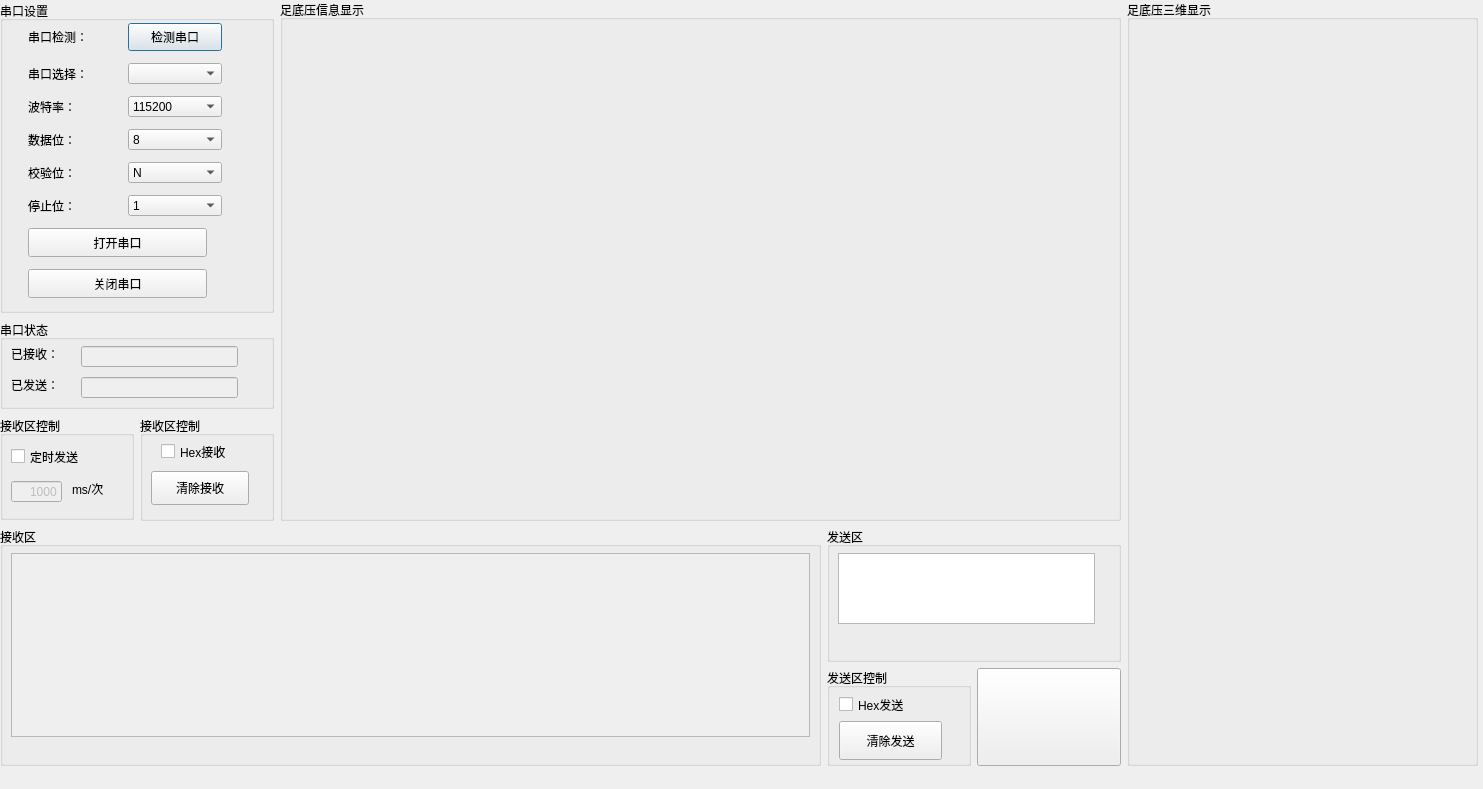
The window that Plantar-pressure/ui_MainWindow.ui (yuexia9527/PyQt5) describes before a commit, drawn with Qt 5.
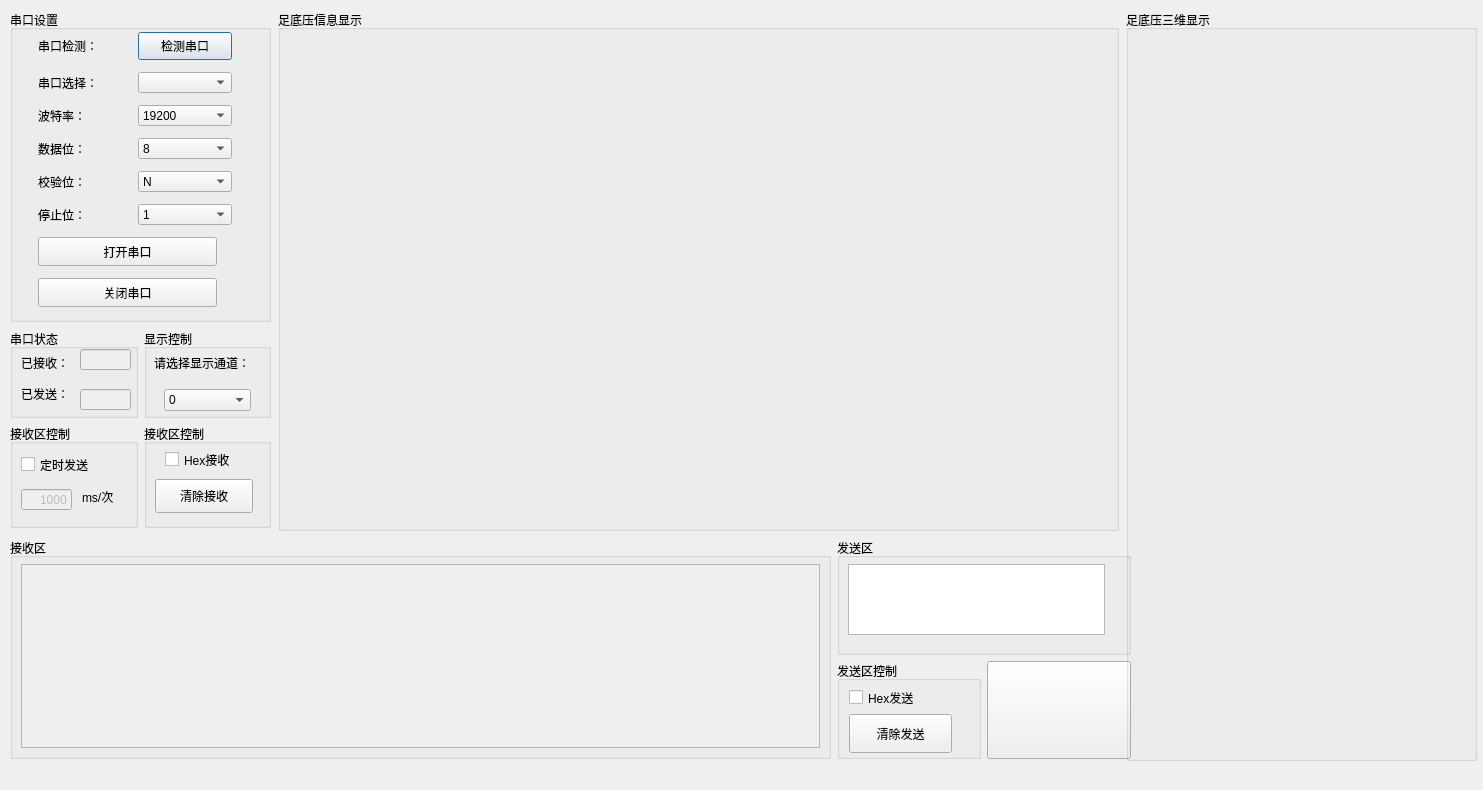
The same window after the commit. Icons and pictures are not drawn.

```diff
--- a/Plantar-pressure/ui_MainWindow.ui
+++ b/Plantar-pressure/ui_MainWindow.ui
@@ -7,27 +7,548 @@
     <x>0</x>
     <y>0</y>
     <width>1483</width>
-    <height>789</height>
+    <height>790</height>
    </rect>
   </property>
   <property name="windowTitle">
    <string>Form</string>
   </property>
+  <widget class="QWidget" name="layoutWidget">
+   <property name="geometry">
+    <rect>
+     <x>10</x>
+     <y>538</y>
+     <width>1121</width>
+     <height>221</height>
+    </rect>
+   </property>
+   <layout class="QGridLayout" name="gridLayout_2">
+    <item row="0" column="0" rowspan="2">
+     <widget class="QGroupBox" name="verticalGroupBox">
+      <property name="minimumSize">
+       <size>
+        <width>821</width>
+        <height>0</height>
+       </size>
+      </property>
+      <property name="title">
+       <string>接收区</string>
+      </property>
+      <widget class="QTextBrowser" name="s2__receive_text">
+       <property name="enabled">
+        <bool>false</bool>
+       </property>
+       <property name="geometry">
+        <rect>
+         <x>11</x>
+         <y>26</y>
+         <width>799</width>
+         <height>184</height>
+        </rect>
+       </property>
+      </widget>
+     </widget>
+    </item>
+    <item row="0" column="1" colspan="2">
+     <widget class="QGroupBox" name="verticalGroupBox_2">
+      <property name="minimumSize">
+       <size>
+        <width>279</width>
+        <height>0</height>
+       </size>
+      </property>
+      <property name="title">
+       <string>发送区</string>
+      </property>
+      <widget class="QTextEdit" name="s3__send_text">
+       <property name="geometry">
+        <rect>
+         <x>11</x>
+         <y>26</y>
+         <width>257</width>
+         <height>71</height>
+        </rect>
+       </property>
+       <property name="html">
+        <string>&lt;!DOCTYPE HTML PUBLIC &quot;-//W3C//DTD HTML 4.0//EN&quot; &quot;http://www.w3.org/TR/REC-html40/strict.dtd&quot;&gt;
+&lt;html&gt;&lt;head&gt;&lt;meta name=&quot;qrichtext&quot; content=&quot;1&quot; /&gt;&lt;style type=&quot;text/css&quot;&gt;
+p, li { white-space: pre-wrap; }
+&lt;/style&gt;&lt;/head&gt;&lt;body style=&quot; font-family:'SimSun'; font-size:9pt; font-weight:400; font-style:normal;&quot;&gt;
+&lt;p style=&quot;-qt-paragraph-type:empty; margin-top:0px; margin-bottom:0px; margin-left:0px; margin-right:0px; -qt-block-indent:0; text-indent:0px;&quot;&gt;&lt;br /&gt;&lt;/p&gt;&lt;/body&gt;&lt;/html&gt;</string>
+       </property>
+      </widget>
+     </widget>
+    </item>
+    <item row="1" column="1">
+     <widget class="QGroupBox" name="formGroupBox_4">
+      <property name="title">
+       <string>发送区控制</string>
+      </property>
+      <widget class="QPushButton" name="s3__clear_button">
+       <property name="geometry">
+        <rect>
+         <x>12</x>
+         <y>53</y>
+         <width>103</width>
+         <height>39</height>
+        </rect>
+       </property>
+       <property name="maximumSize">
+        <size>
+         <width>16777215</width>
+         <height>16777213</height>
+        </size>
+       </property>
+       <property name="text">
+        <string>清除发送</string>
+       </property>
+       <property name="icon">
+        <iconset>
+         <normaloff>QtApp/images/clear.png</normaloff>QtApp/images/clear.png</iconset>
+       </property>
+       <property name="iconSize">
+        <size>
+         <width>30</width>
+         <height>30</height>
+        </size>
+       </property>
+      </widget>
+      <widget class="QCheckBox" name="hex_send">
+       <property name="geometry">
+        <rect>
+         <x>12</x>
+         <y>27</y>
+         <width>81</width>
+         <height>19</height>
+        </rect>
+       </property>
+       <property name="text">
+        <string>Hex发送</string>
+       </property>
+      </widget>
+     </widget>
+    </item>
+    <item row="1" column="2">
+     <widget class="QPushButton" name="s3__send_button">
+      <property name="sizePolicy">
+       <sizepolicy hsizetype="Minimum" vsizetype="Fixed">
+        <horstretch>0</horstretch>
+        <verstretch>104</verstretch>
+       </sizepolicy>
+      </property>
+      <property name="minimumSize">
+       <size>
+        <width>131</width>
+        <height>98</height>
+       </size>
+      </property>
+      <property name="text">
+       <string/>
+      </property>
+      <property name="icon">
+       <iconset>
+        <normaloff>QtApp/images/send.png</normaloff>QtApp/images/send.png</iconset>
+      </property>
+      <property name="iconSize">
+       <size>
+        <width>55</width>
+        <height>55</height>
+       </size>
+      </property>
+     </widget>
+    </item>
+   </layout>
+  </widget>
   <widget class="QWidget" name="layoutWidget">
    <property name="geometry">
     <rect>
      <x>0</x>
      <y>0</y>
-     <width>1478</width>
-     <height>786</height>
+     <width>2</width>
+     <height>2</height>
     </rect>
    </property>
-   <layout class="QGridLayout" name="gridLayout_3">
-    <item row="0" column="0">
      <layout class="QGridLayout" name="gridLayout_4"/>
+  </widget>
+  <widget class="QWidget" name="layoutWidget">
+   <property name="geometry">
+    <rect>
+     <x>10</x>
+     <y>329</y>
+     <width>261</width>
+     <height>201</height>
+    </rect>
+   </property>
+   <layout class="QGridLayout" name="gridLayout_3">
+    <item row="0" column="0">
+     <widget class="QGroupBox" name="formGroupBox">
+      <property name="maximumSize">
+       <size>
+        <width>888</width>
+        <height>89</height>
+       </size>
+      </property>
+      <property name="title">
+       <string>串口状态</string>
+      </property>
+      <widget class="QLabel" name="label">
+       <property name="geometry">
+        <rect>
+         <x>11</x>
+         <y>26</y>
+         <width>60</width>
+         <height>16</height>
+        </rect>
+       </property>
+       <property name="text">
+        <string>已接收：</string>
+       </property>
+      </widget>
+      <widget class="QLabel" name="label_2">
+       <property name="geometry">
+        <rect>
+         <x>11</x>
+         <y>57</y>
+         <width>60</width>
+         <height>16</height>
+        </rect>
+       </property>
+       <property name="text">
+        <string>已发送：</string>
+       </property>
+      </widget>
+      <widget class="QLineEdit" name="lineEdit">
+       <property name="enabled">
+        <bool>false</bool>
+       </property>
+       <property name="geometry">
+        <rect>
+         <x>70</x>
+         <y>20</y>
+         <width>51</width>
+         <height>21</height>
+        </rect>
+       </property>
+      </widget>
+      <widget class="QLineEdit" name="lineEdit_2">
+       <property name="enabled">
+        <bool>false</bool>
+       </property>
+       <property name="geometry">
+        <rect>
+         <x>70</x>
+         <y>60</y>
+         <width>51</width>
+         <height>21</height>
+        </rect>
+       </property>
+      </widget>
+     </widget>
     </item>
-    <item row="1" column="1" colspan="2">
+    <item row="0" column="1">
+     <widget class="QGroupBox" name="groupBox_3">
+      <property name="title">
+       <string>显示控制</string>
+      </property>
+      <widget class="QComboBox" name="comboBox">
+       <property name="geometry">
+        <rect>
+         <x>20</x>
+         <y>60</y>
+         <width>87</width>
+         <height>22</height>
+        </rect>
+       </property>
+       <item>
+        <property name="text">
+         <string>0</string>
+        </property>
+       </item>
+       <item>
+        <property name="text">
+         <string>1</string>
+        </property>
+       </item>
+       <item>
+        <property name="text">
+         <string>2</string>
+        </property>
+       </item>
+       <item>
+        <property name="text">
+         <string>3</string>
+        </property>
+       </item>
+       <item>
+        <property name="text">
+         <string>4</string>
+        </property>
+       </item>
+       <item>
+        <property name="text">
+         <string>5</string>
+        </property>
+       </item>
+       <item>
+        <property name="text">
+         <string>6</string>
+        </property>
+       </item>
+       <item>
+        <property name="text">
+         <string>7</string>
+        </property>
+       </item>
+       <item>
+        <property name="text">
+         <string>8</string>
+        </property>
+       </item>
+       <item>
+        <property name="text">
+         <string>9</string>
+        </property>
+       </item>
+       <item>
+        <property name="text">
+         <string>10</string>
+        </property>
+       </item>
+       <item>
+        <property name="text">
+         <string>11</string>
+        </property>
+       </item>
+       <item>
+        <property name="text">
+         <string>12</string>
+        </property>
+       </item>
+       <item>
+        <property name="text">
+         <string>13</string>
+        </property>
+       </item>
+      </widget>
+      <widget class="QLabel" name="label_5">
+       <property name="geometry">
+        <rect>
+         <x>10</x>
+         <y>26</y>
+         <width>111</width>
+         <height>16</height>
+        </rect>
+       </property>
+       <property name="text">
+        <string>请选择显示通道：</string>
+       </property>
+      </widget>
+     </widget>
+    </item>
+    <item row="1" column="0">
+     <widget class="QGroupBox" name="formGroupBox_3">
+      <property name="minimumSize">
+       <size>
+        <width>0</width>
+        <height>0</height>
+       </size>
+      </property>
+      <property name="maximumSize">
+       <size>
+        <width>16777215</width>
+        <height>104</height>
+       </size>
+      </property>
+      <property name="title">
+       <string>接收区控制</string>
+      </property>
+      <widget class="QCheckBox" name="timer_send_cb">
+       <property name="geometry">
+        <rect>
+         <x>11</x>
+         <y>31</y>
+         <width>87</width>
+         <height>19</height>
+        </rect>
+       </property>
+       <property name="text">
+        <string>定时发送</string>
+       </property>
+      </widget>
+      <widget class="QLineEdit" name="lineEdit_3">
+       <property name="enabled">
+        <bool>false</bool>
+       </property>
+       <property name="geometry">
+        <rect>
+         <x>11</x>
+         <y>65</y>
+         <width>51</width>
+         <height>21</height>
+        </rect>
+       </property>
+       <property name="text">
+        <string>1000</string>
+       </property>
+       <property name="alignment">
+        <set>Qt::AlignRight|Qt::AlignTrailing|Qt::AlignVCenter</set>
+       </property>
+      </widget>
+      <widget class="QLabel" name="dw">
+       <property name="geometry">
+        <rect>
+         <x>72</x>
+         <y>65</y>
+         <width>39</width>
+         <height>16</height>
+        </rect>
+       </property>
+       <property name="text">
+        <string>ms/次</string>
+       </property>
+      </widget>
+     </widget>
+    </item>
+    <item row="1" column="1">
+     <widget class="QGroupBox" name="formGroupBox_2">
+      <property name="title">
+       <string>接收区控制</string>
+      </property>
+      <widget class="QCheckBox" name="hex_receive">
+       <property name="geometry">
+        <rect>
+         <x>21</x>
+         <y>26</y>
+         <width>81</width>
+         <height>19</height>
+        </rect>
+       </property>
+       <property name="text">
+        <string>Hex接收</string>
+       </property>
+      </widget>
+      <widget class="QPushButton" name="s2__clear_button">
+       <property name="geometry">
+        <rect>
+         <x>11</x>
+         <y>55</y>
+         <width>98</width>
+         <height>34</height>
+        </rect>
+       </property>
+       <property name="text">
+        <string>清除接收</string>
+       </property>
+       <property name="icon">
+        <iconset>
+         <normaloff>QtApp/images/clean_receive.png</normaloff>QtApp/images/clean_receive.png</iconset>
+       </property>
+       <property name="iconSize">
+        <size>
+         <width>25</width>
+         <height>25</height>
+        </size>
+       </property>
+      </widget>
+     </widget>
+    </item>
+   </layout>
+  </widget>
+  <widget class="QGroupBox" name="groupBox_2">
+   <property name="geometry">
+    <rect>
+     <x>1126</x>
+     <y>10</y>
+     <width>351</width>
+     <height>751</height>
+    </rect>
+   </property>
+   <property name="minimumSize">
+    <size>
+     <width>351</width>
+     <height>751</height>
+    </size>
+   </property>
+   <property name="title">
+    <string>足底压三维显示</string>
+   </property>
+   <widget class="QWidget" name="centralWidget2" native="true">
+    <property name="geometry">
+     <rect>
+      <x>10</x>
+      <y>20</y>
+      <width>331</width>
+      <height>721</height>
+     </rect>
+    </property>
+   </widget>
+  </widget>
+  <widget class="QGroupBox" name="groupBox">
+   <property name="geometry">
+    <rect>
+     <x>278</x>
+     <y>10</y>
+     <width>841</width>
+     <height>521</height>
+    </rect>
+   </property>
+   <property name="minimumSize">
+    <size>
+     <width>841</width>
+     <height>521</height>
+    </size>
+   </property>
+   <property name="title">
+    <string>足底压信息显示</string>
+   </property>
+   <widget class="QWidget" name="centralWidget1" native="true">
+    <property name="geometry">
+     <rect>
+      <x>12</x>
+      <y>27</y>
+      <width>817</width>
+      <height>482</height>
+     </rect>
+    </property>
+    <property name="minimumSize">
+     <size>
+      <width>420</width>
+      <height>250</height>
+     </size>
+    </property>
+   </widget>
+  </widget>
+  <widget class="QLabel" name="state_label">
+   <property name="geometry">
+    <rect>
+     <x>10</x>
+     <y>768</y>
+     <width>1471</width>
+     <height>17</height>
+    </rect>
+   </property>
+   <property name="text">
+    <string/>
+   </property>
+   <property name="textFormat">
+    <enum>Qt::AutoText</enum>
+   </property>
+   <property name="scaledContents">
+    <bool>true</bool>
+   </property>
+   <property name="alignment">
+    <set>Qt::AlignRight|Qt::AlignTrailing|Qt::AlignVCenter</set>
+   </property>
+  </widget>
      <widget class="QGroupBox" name="formGroupBox">
+   <property name="geometry">
+    <rect>
+     <x>10</x>
+     <y>10</y>
+     <width>261</width>
+     <height>312</height>
+    </rect>
+   </property>
       <property name="minimumSize">
        <size>
         <width>203</width>
@@ -167,7 +688,7 @@
           </property>
           <item>
            <property name="text">
-            <string>115200</string>
+         <string>19200</string>
            </property>
           </item>
           <item>
@@ -410,387 +931,6 @@
         </item>
        </layout>
       </widget>
-     </widget>
-    </item>
-    <item row="1" column="3" rowspan="3">
-     <widget class="QGroupBox" name="groupBox">
-      <property name="minimumSize">
-       <size>
-        <width>841</width>
-        <height>521</height>
-       </size>
-      </property>
-      <property name="title">
-       <string>足底压信息显示</string>
-      </property>
-      <widget class="QWidget" name="centralWidget1" native="true">
-       <property name="geometry">
-        <rect>
-         <x>12</x>
-         <y>27</y>
-         <width>817</width>
-         <height>482</height>
-        </rect>
-       </property>
-       <property name="minimumSize">
-        <size>
-         <width>420</width>
-         <height>250</height>
-        </size>
-       </property>
-      </widget>
-     </widget>
-    </item>
-    <item row="1" column="4" rowspan="4">
-     <widget class="QGroupBox" name="groupBox_2">
-      <property name="minimumSize">
-       <size>
-        <width>351</width>
-        <height>751</height>
-       </size>
-      </property>
-      <property name="title">
-       <string>足底压三维显示</string>
-      </property>
-      <widget class="QWidget" name="centralWidget2" native="true">
-       <property name="geometry">
-        <rect>
-         <x>10</x>
-         <y>20</y>
-         <width>331</width>
-         <height>721</height>
-        </rect>
-       </property>
-      </widget>
-     </widget>
-    </item>
-    <item row="2" column="1" colspan="2">
-     <widget class="QGroupBox" name="formGroupBox">
-      <property name="maximumSize">
-       <size>
-        <width>888</width>
-        <height>89</height>
-       </size>
-      </property>
-      <property name="title">
-       <string>串口状态</string>
-      </property>
-      <widget class="QLabel" name="label">
-       <property name="geometry">
-        <rect>
-         <x>11</x>
-         <y>26</y>
-         <width>60</width>
-         <height>16</height>
-        </rect>
-       </property>
-       <property name="text">
-        <string>已接收：</string>
-       </property>
-      </widget>
-      <widget class="QLabel" name="label_2">
-       <property name="geometry">
-        <rect>
-         <x>11</x>
-         <y>57</y>
-         <width>60</width>
-         <height>16</height>
-        </rect>
-       </property>
-       <property name="text">
-        <string>已发送：</string>
-       </property>
-      </widget>
-      <widget class="QLineEdit" name="lineEdit">
-       <property name="enabled">
-        <bool>false</bool>
-       </property>
-       <property name="geometry">
-        <rect>
-         <x>81</x>
-         <y>26</y>
-         <width>157</width>
-         <height>21</height>
-        </rect>
-       </property>
-      </widget>
-      <widget class="QLineEdit" name="lineEdit_2">
-       <property name="enabled">
-        <bool>false</bool>
-       </property>
-       <property name="geometry">
-        <rect>
-         <x>81</x>
-         <y>57</y>
-         <width>157</width>
-         <height>21</height>
-        </rect>
-       </property>
-      </widget>
-     </widget>
-    </item>
-    <item row="3" column="1">
-     <widget class="QGroupBox" name="formGroupBox_3">
-      <property name="minimumSize">
-       <size>
-        <width>0</width>
-        <height>0</height>
-       </size>
-      </property>
-      <property name="maximumSize">
-       <size>
-        <width>16777215</width>
-        <height>104</height>
-       </size>
-      </property>
-      <property name="title">
-       <string>接收区控制</string>
-      </property>
-      <widget class="QCheckBox" name="timer_send_cb">
-       <property name="geometry">
-        <rect>
-         <x>11</x>
-         <y>31</y>
-         <width>87</width>
-         <height>19</height>
-        </rect>
-       </property>
-       <property name="text">
-        <string>定时发送</string>
-       </property>
-      </widget>
-      <widget class="QLineEdit" name="lineEdit_3">
-       <property name="enabled">
-        <bool>false</bool>
-       </property>
-       <property name="geometry">
-        <rect>
-         <x>11</x>
-         <y>65</y>
-         <width>51</width>
-         <height>21</height>
-        </rect>
-       </property>
-       <property name="text">
-        <string>1000</string>
-       </property>
-       <property name="alignment">
-        <set>Qt::AlignRight|Qt::AlignTrailing|Qt::AlignVCenter</set>
-       </property>
-      </widget>
-      <widget class="QLabel" name="dw">
-       <property name="geometry">
-        <rect>
-         <x>72</x>
-         <y>65</y>
-         <width>39</width>
-         <height>16</height>
-        </rect>
-       </property>
-       <property name="text">
-        <string>ms/次</string>
-       </property>
-      </widget>
-     </widget>
-    </item>
-    <item row="3" column="2">
-     <widget class="QGroupBox" name="formGroupBox_2">
-      <property name="title">
-       <string>接收区控制</string>
-      </property>
-      <widget class="QCheckBox" name="hex_receive">
-       <property name="geometry">
-        <rect>
-         <x>21</x>
-         <y>26</y>
-         <width>81</width>
-         <height>19</height>
-        </rect>
-       </property>
-       <property name="text">
-        <string>Hex接收</string>
-       </property>
-      </widget>
-      <widget class="QPushButton" name="s2__clear_button">
-       <property name="geometry">
-        <rect>
-         <x>11</x>
-         <y>55</y>
-         <width>98</width>
-         <height>34</height>
-        </rect>
-       </property>
-       <property name="text">
-        <string>清除接收</string>
-       </property>
-       <property name="icon">
-        <iconset>
-         <normaloff>QtApp/images/clean_receive.png</normaloff>QtApp/images/clean_receive.png</iconset>
-       </property>
-       <property name="iconSize">
-        <size>
-         <width>25</width>
-         <height>25</height>
-        </size>
-       </property>
-      </widget>
-     </widget>
-    </item>
-    <item row="4" column="1" colspan="3">
-     <layout class="QGridLayout" name="gridLayout_2">
-      <item row="0" column="0" rowspan="2">
-       <widget class="QGroupBox" name="verticalGroupBox">
-        <property name="minimumSize">
-         <size>
-          <width>821</width>
-          <height>0</height>
-         </size>
-        </property>
-        <property name="title">
-         <string>接收区</string>
-        </property>
-        <widget class="QTextBrowser" name="s2__receive_text">
-         <property name="enabled">
-          <bool>false</bool>
-         </property>
-         <property name="geometry">
-          <rect>
-           <x>11</x>
-           <y>26</y>
-           <width>799</width>
-           <height>184</height>
-          </rect>
-         </property>
-        </widget>
-       </widget>
-      </item>
-      <item row="0" column="1" colspan="2">
-       <widget class="QGroupBox" name="verticalGroupBox_2">
-        <property name="minimumSize">
-         <size>
-          <width>279</width>
-          <height>0</height>
-         </size>
-        </property>
-        <property name="title">
-         <string>发送区</string>
-        </property>
-        <widget class="QTextEdit" name="s3__send_text">
-         <property name="geometry">
-          <rect>
-           <x>11</x>
-           <y>26</y>
-           <width>257</width>
-           <height>71</height>
-          </rect>
-         </property>
-         <property name="html">
-          <string>&lt;!DOCTYPE HTML PUBLIC &quot;-//W3C//DTD HTML 4.0//EN&quot; &quot;http://www.w3.org/TR/REC-html40/strict.dtd&quot;&gt;
-&lt;html&gt;&lt;head&gt;&lt;meta name=&quot;qrichtext&quot; content=&quot;1&quot; /&gt;&lt;style type=&quot;text/css&quot;&gt;
-p, li { white-space: pre-wrap; }
-&lt;/style&gt;&lt;/head&gt;&lt;body style=&quot; font-family:'SimSun'; font-size:9pt; font-weight:400; font-style:normal;&quot;&gt;
-&lt;p style=&quot;-qt-paragraph-type:empty; margin-top:0px; margin-bottom:0px; margin-left:0px; margin-right:0px; -qt-block-indent:0; text-indent:0px;&quot;&gt;&lt;br /&gt;&lt;/p&gt;&lt;/body&gt;&lt;/html&gt;</string>
-         </property>
-        </widget>
-       </widget>
-      </item>
-      <item row="1" column="1">
-       <widget class="QGroupBox" name="formGroupBox_4">
-        <property name="title">
-         <string>发送区控制</string>
-        </property>
-        <widget class="QPushButton" name="s3__clear_button">
-         <property name="geometry">
-          <rect>
-           <x>12</x>
-           <y>53</y>
-           <width>103</width>
-           <height>39</height>
-          </rect>
-         </property>
-         <property name="maximumSize">
-          <size>
-           <width>16777215</width>
-           <height>16777213</height>
-          </size>
-         </property>
-         <property name="text">
-          <string>清除发送</string>
-         </property>
-         <property name="icon">
-          <iconset>
-           <normaloff>QtApp/images/clear.png</normaloff>QtApp/images/clear.png</iconset>
-         </property>
-         <property name="iconSize">
-          <size>
-           <width>30</width>
-           <height>30</height>
-          </size>
-         </property>
-        </widget>
-        <widget class="QCheckBox" name="hex_send">
-         <property name="geometry">
-          <rect>
-           <x>12</x>
-           <y>27</y>
-           <width>81</width>
-           <height>19</height>
-          </rect>
-         </property>
-         <property name="text">
-          <string>Hex发送</string>
-         </property>
-        </widget>
-       </widget>
-      </item>
-      <item row="1" column="2">
-       <widget class="QPushButton" name="s3__send_button">
-        <property name="sizePolicy">
-         <sizepolicy hsizetype="Minimum" vsizetype="Fixed">
-          <horstretch>0</horstretch>
-          <verstretch>104</verstretch>
-         </sizepolicy>
-        </property>
-        <property name="minimumSize">
-         <size>
-          <width>131</width>
-          <height>98</height>
-         </size>
-        </property>
-        <property name="text">
-         <string/>
-        </property>
-        <property name="icon">
-         <iconset>
-          <normaloff>QtApp/images/send.png</normaloff>QtApp/images/send.png</iconset>
-        </property>
-        <property name="iconSize">
-         <size>
-          <width>55</width>
-          <height>55</height>
-         </size>
-        </property>
-       </widget>
-      </item>
-     </layout>
-    </item>
-    <item row="5" column="1" colspan="4">
-     <widget class="QLabel" name="state_label">
-      <property name="text">
-       <string/>
-      </property>
-      <property name="textFormat">
-       <enum>Qt::AutoText</enum>
-      </property>
-      <property name="scaledContents">
-       <bool>true</bool>
-      </property>
-      <property name="alignment">
-       <set>Qt::AlignRight|Qt::AlignTrailing|Qt::AlignVCenter</set>
-      </property>
-     </widget>
-    </item>
-   </layout>
   </widget>
  </widget>
  <resources/>
```
Left out of the diff: 10 changed lines with no effect on the pictures. Lines whose indentation alone changed are shown as unchanged.
